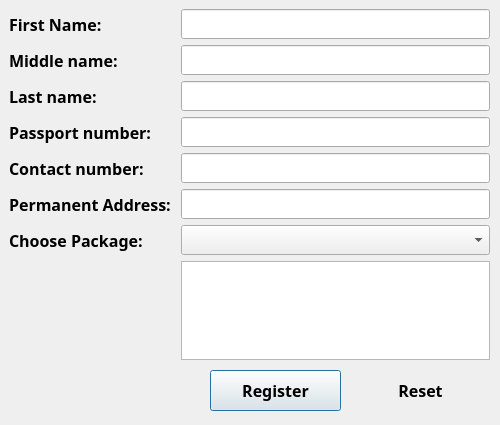
Old version of the form TouristManagerApp/registertourist.ui in the repository anton-ovod/qt_learning.
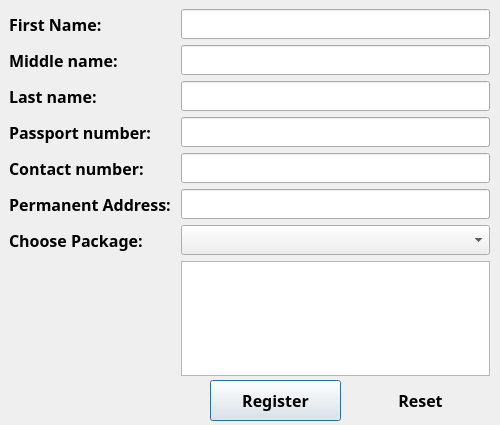
New version of the form.

Patch:
```diff
--- a/TouristManagerApp/registertourist.ui
+++ b/TouristManagerApp/registertourist.ui
@@ -34,7 +34,7 @@
      <x>9</x>
      <y>9</y>
      <width>481</width>
-     <height>351</height>
+     <height>367</height>
     </rect>
    </property>
    <layout class="QFormLayout" name="formLayout">
@@ -239,7 +239,7 @@
    <property name="geometry">
     <rect>
      <x>210</x>
-     <y>370</y>
+     <y>380</y>
      <width>131</width>
      <height>41</height>
     </rect>
@@ -259,7 +259,7 @@
    <property name="geometry">
     <rect>
      <x>350</x>
-     <y>370</y>
+     <y>380</y>
      <width>141</width>
      <height>41</height>
     </rect>
```
Left out of the diff: 72 changed lines with no effect on the pictures.
